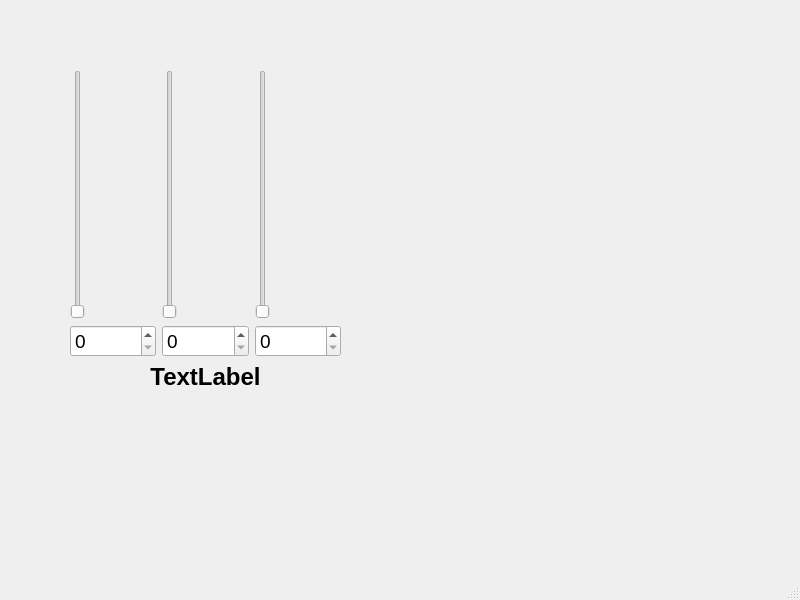
Before: the Qt Designer form mainwindow.ui in jibril694/TP_RGB, drawn with Qt 5.
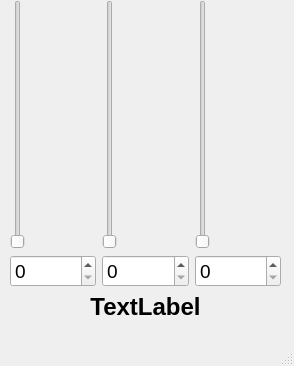
After: the same form once the commit is applied.

```diff
--- a/mainwindow.ui
+++ b/mainwindow.ui
@@ -6,8 +6,8 @@
    <rect>
     <x>0</x>
     <y>0</y>
-    <width>800</width>
-    <height>600</height>
+    <width>294</width>
+    <height>366</height>
    </rect>
   </property>
   <property name="windowTitle">
@@ -17,8 +17,8 @@
    <widget class="QWidget" name="horizontalLayoutWidget">
     <property name="geometry">
      <rect>
-      <x>70</x>
-      <y>70</y>
+      <x>10</x>
+      <y>0</y>
       <width>271</width>
       <height>321</height>
      </rect>
@@ -28,6 +28,9 @@
       <layout class="QGridLayout" name="gridLayout">
        <item row="1" column="2">
         <widget class="QSlider" name="sliderD">
+         <property name="maximum">
+          <number>255</number>
+         </property>
          <property name="orientation">
           <enum>Qt::Orientation::Vertical</enum>
          </property>
```
Left out of the diff: 2 changed lines with no effect on the pictures.
